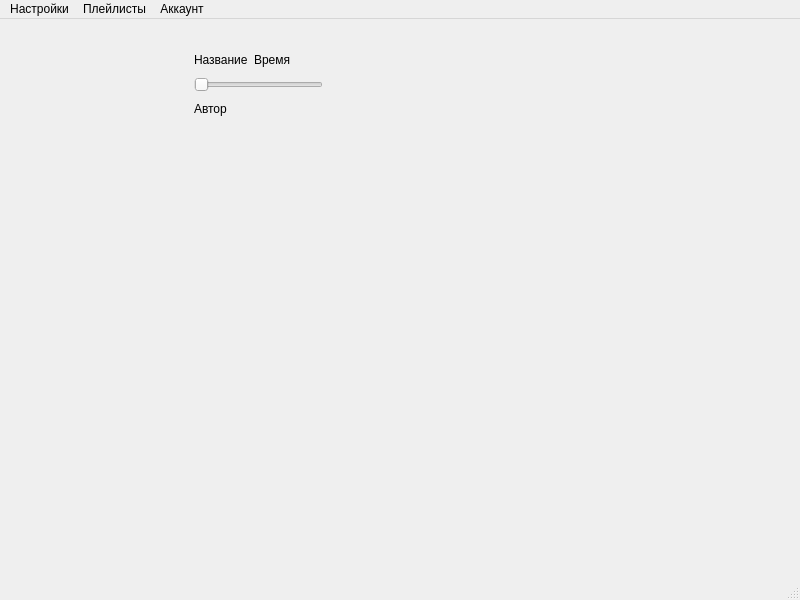
Arkadii01/Music_saloon, file windows/main.ui: the form before one commit.
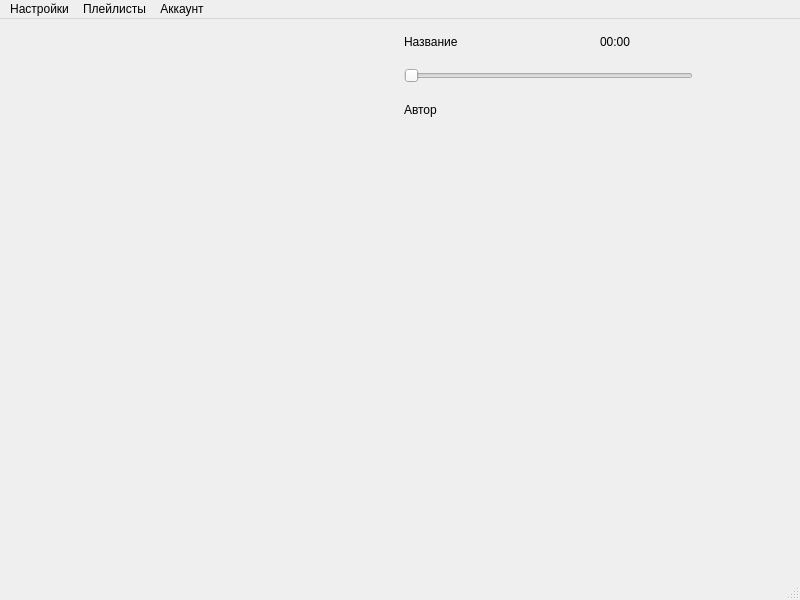
The form after the commit.

Commit message: Добавление окна настроек

Diff of the .ui file:
```diff
--- a/windows/main.ui
+++ b/windows/main.ui
@@ -17,15 +17,65 @@
    <widget class="QWidget" name="gridLayoutWidget">
     <property name="geometry">
      <rect>
-      <x>80</x>
-      <y>30</y>
-      <width>281</width>
-      <height>71</height>
+      <x>10</x>
+      <y>10</y>
+      <width>781</width>
+      <height>94</height>
      </rect>
     </property>
     <layout class="QGridLayout" name="gridLayout">
+     <item row="1" column="7">
+      <widget class="QPushButton" name="btn_menu">
+       <property name="minimumSize">
+        <size>
+         <width>30</width>
+         <height>30</height>
+        </size>
+       </property>
+       <property name="styleSheet">
+        <string notr="true">border-radius: 50%;</string>
+       </property>
+       <property name="text">
+        <string/>
+       </property>
+       <property name="iconSize">
+        <size>
+         <width>30</width>
+         <height>30</height>
+        </size>
+       </property>
+      </widget>
+     </item>
+     <item row="1" column="1">
+      <widget class="QPushButton" name="btn_start">
+       <property name="minimumSize">
+        <size>
+         <width>30</width>
+         <height>30</height>
+        </size>
+       </property>
+       <property name="styleSheet">
+        <string notr="true">border-radius: 50%;</string>
+       </property>
+       <property name="text">
+        <string/>
+       </property>
+       <property name="iconSize">
+        <size>
+         <width>30</width>
+         <height>30</height>
+        </size>
+       </property>
+      </widget>
+     </item>
      <item row="1" column="0">
       <widget class="QPushButton" name="btn_previous">
+       <property name="minimumSize">
+        <size>
+         <width>30</width>
+         <height>30</height>
+        </size>
+       </property>
        <property name="styleSheet">
         <string notr="true">border-radius: 50%;</string>
        </property>
@@ -34,21 +84,20 @@
        </property>
        <property name="iconSize">
         <size>
-         <width>20</width>
-         <height>20</height>
+         <width>30</width>
+         <height>30</height>
         </size>
        </property>
       </widget>
      </item>
-     <item row="2" column="3">
-      <widget class="QLabel" name="label_2">
-       <property name="text">
-        <string>Автор</string>
-       </property>
-      </widget>
-     </item>
      <item row="1" column="2">
       <widget class="QPushButton" name="btn_next">
+       <property name="minimumSize">
+        <size>
+         <width>30</width>
+         <height>30</height>
+        </size>
+       </property>
        <property name="styleSheet">
         <string notr="true">border-radius: 50%;</string>
        </property>
@@ -57,59 +106,47 @@
        </property>
        <property name="iconSize">
         <size>
-         <width>20</width>
-         <height>20</height>
+         <width>30</width>
+         <height>30</height>
         </size>
        </property>
       </widget>
      </item>
+     <item row="2" column="4">
+      <widget class="QLabel" name="label_2">
+       <property name="text">
+        <string>Автор</string>
+       </property>
+      </widget>
+     </item>
      <item row="0" column="4">
-      <widget class="QLabel" name="label_3">
-       <property name="text">
-        <string>Время</string>
-       </property>
-      </widget>
-     </item>
-     <item row="1" column="1">
-      <widget class="QPushButton" name="btn_start">
-       <property name="styleSheet">
-        <string notr="true">border-radius: 50%;</string>
-       </property>
-       <property name="text">
-        <string/>
-       </property>
-       <property name="iconSize">
-        <size>
-         <width>20</width>
-         <height>20</height>
-        </size>
-       </property>
-      </widget>
-     </item>
-     <item row="0" column="3">
       <widget class="QLabel" name="label">
        <property name="text">
         <string>Название</string>
        </property>
       </widget>
      </item>
-     <item row="1" column="6">
-      <widget class="QPushButton" name="btn_menu">
-       <property name="styleSheet">
-        <string notr="true">border-radius: 50%;</string>
-       </property>
+     <item row="1" column="3">
+      <widget class="QLabel" name="logo">
        <property name="text">
         <string/>
        </property>
       </widget>
      </item>
-     <item row="1" column="3" colspan="3">
+     <item row="1" column="4" colspan="3">
       <widget class="QSlider" name="horizontalSlider">
        <property name="orientation">
         <enum>Qt::Horizontal</enum>
        </property>
       </widget>
      </item>
+     <item row="0" column="6">
+      <widget class="QLabel" name="label_3">
+       <property name="text">
+        <string>00:00</string>
+       </property>
+      </widget>
+     </item>
     </layout>
    </widget>
    <widget class="QPushButton" name="btn_next_2">
```
Left out of the diff: 17 changed lines with no effect on the pictures. The commit also changes 3 other files.
